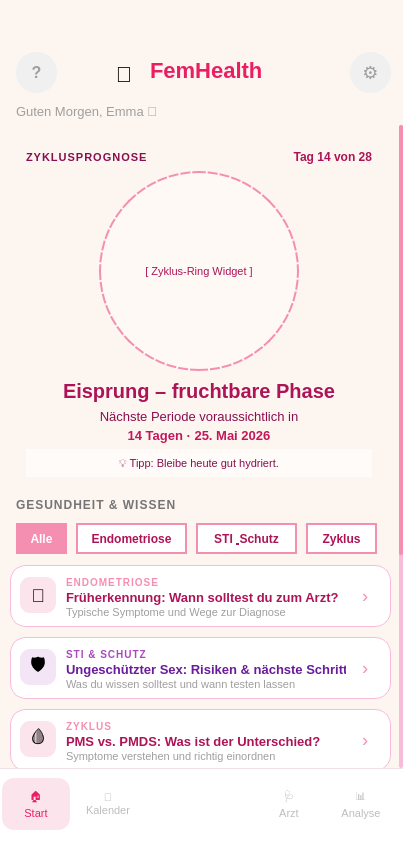
Old version of the form ms_app/src/ms_app/dashboard.ui in the repository katharina-wakal/AppProjekt2.
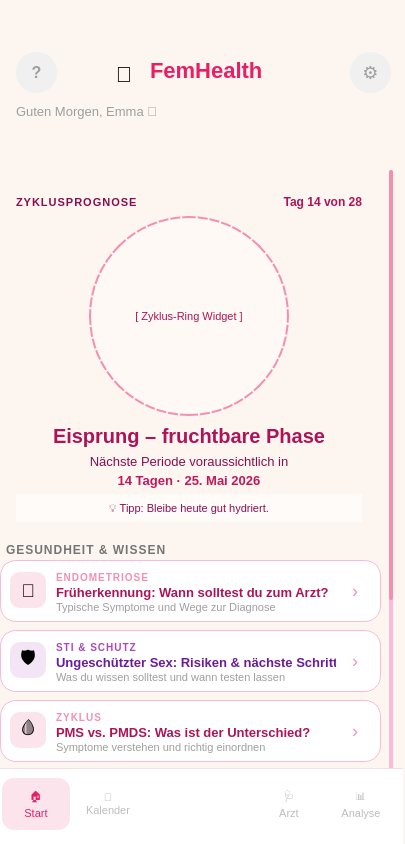
New version of the form.

Commit message: buttons zum filtern in dashboard gelöscht

Diff of the .ui file:
```diff
--- a/ms_app/src/ms_app/dashboard.ui
+++ b/ms_app/src/ms_app/dashboard.ui
@@ -3,7 +3,12 @@
  <class>FemHealthDashboard</class>
  <widget class="QWidget" name="FemHealthDashboard">
   <property name="geometry">
-   <rect><x>0</x><y>0</y><width>403</width><height>844</height></rect>
+   <rect>
+    <x>0</x>
+    <y>0</y>
+    <width>405</width>
+    <height>844</height>
+   </rect>
   </property>
   <property name="windowTitle">
    <string>FemHealth – Dashboard</string>
@@ -204,10 +209,20 @@
        → Scroll-Höhe = 844 - 125 - 76 = 643
   ══════════════════════════════════ -->
   <widget class="QScrollArea" name="scrollArea">
-   <property name="geometry"><rect><x>0</x><y>125</y><width>403</width><height>643</height></rect></property>
-   <property name="horizontalScrollBarPolicy"><enum>Qt::ScrollBarAlwaysOff</enum></property>
-   <property name="widgetResizable"><bool>false</bool></property>
-
+   <property name="geometry">
+    <rect>
+     <x>-10</x>
+     <y>170</y>
+     <width>403</width>
+     <height>643</height>
+    </rect>
+   </property>
+   <property name="horizontalScrollBarPolicy">
+    <enum>Qt::ScrollBarAlwaysOff</enum>
+   </property>
+   <property name="widgetResizable">
+    <bool>false</bool>
+   </property>
    <widget class="QWidget" name="scrollContents">
     <property name="geometry"><rect><x>0</x><y>0</y><width>403</width><height>960</height></rect></property>
 
@@ -260,38 +275,18 @@
      <property name="geometry"><rect><x>16</x><y>370</y><width>370</width><height>20</height></rect></property>
      <property name="text"><string>GESUNDHEIT &amp; WISSEN</string></property>
     </widget>
-
-    <!-- Filter-Chips -->
-    <widget class="QPushButton" name="chipAlle">
-     <property name="geometry"><rect><x>16</x><y>398</y><width>51</width><height>31</height></rect></property>
-     <property name="cursor"><cursorShape>PointingHandCursor</cursorShape></property>
-     <property name="text"><string>Alle</string></property>
-     <property name="checkable"><bool>true</bool></property>
-     <property name="checked"><bool>true</bool></property>
-    </widget>
-    <widget class="QPushButton" name="chipEndo">
-     <property name="geometry"><rect><x>76</x><y>398</y><width>111</width><height>31</height></rect></property>
-     <property name="cursor"><cursorShape>PointingHandCursor</cursorShape></property>
-     <property name="text"><string>Endometriose</string></property>
-     <property name="checkable"><bool>true</bool></property>
-    </widget>
-    <widget class="QPushButton" name="chipSTI">
-     <property name="geometry"><rect><x>196</x><y>398</y><width>101</width><height>31</height></rect></property>
-     <property name="cursor"><cursorShape>PointingHandCursor</cursorShape></property>
-     <property name="text"><string>STI &amp; Schutz</string></property>
-     <property name="checkable"><bool>true</bool></property>
-    </widget>
-    <widget class="QPushButton" name="chipZyklus">
-     <property name="geometry"><rect><x>306</x><y>398</y><width>71</width><height>31</height></rect></property>
-     <property name="cursor"><cursorShape>PointingHandCursor</cursorShape></property>
-     <property name="text"><string>Zyklus</string></property>
-     <property name="checkable"><bool>true</bool></property>
-    </widget>
-
-    <!-- News-Karte 1 -->
     <widget class="QFrame" name="newsCard1">
-     <property name="geometry"><rect><x>10</x><y>440</y><width>381</width><height>62</height></rect></property>
-     <property name="frameShape"><enum>QFrame::StyledPanel</enum></property>
+     <property name="geometry">
+      <rect>
+       <x>10</x>
+       <y>390</y>
+       <width>381</width>
+       <height>62</height>
+      </rect>
+     </property>
+     <property name="frameShape">
+      <enum>QFrame::StyledPanel</enum>
+     </property>
      <widget class="QLabel" name="newsIcon1">
       <property name="geometry"><rect><x>10</x><y>12</y><width>36</width><height>36</height></rect></property>
       <property name="styleSheet"><string>background:#FCE4EC;border-radius:10px;font-size:18px;</string></property>
@@ -318,8 +313,17 @@
 
     <!-- News-Karte 2 -->
     <widget class="QFrame" name="newsCard2">
-     <property name="geometry"><rect><x>10</x><y>512</y><width>381</width><height>62</height></rect></property>
-     <property name="frameShape"><enum>QFrame::StyledPanel</enum></property>
+     <property name="geometry">
+      <rect>
+       <x>10</x>
+       <y>460</y>
+       <width>381</width>
+       <height>62</height>
+      </rect>
+     </property>
+     <property name="frameShape">
+      <enum>QFrame::StyledPanel</enum>
+     </property>
      <widget class="QLabel" name="newsIcon2">
       <property name="geometry"><rect><x>10</x><y>12</y><width>36</width><height>36</height></rect></property>
       <property name="styleSheet"><string>background:#F3E5F5;border-radius:10px;font-size:18px;</string></property>
@@ -346,8 +350,17 @@
 
     <!-- News-Karte 3 -->
     <widget class="QFrame" name="newsCard3">
-     <property name="geometry"><rect><x>10</x><y>584</y><width>381</width><height>62</height></rect></property>
-     <property name="frameShape"><enum>QFrame::StyledPanel</enum></property>
+     <property name="geometry">
+      <rect>
+       <x>10</x>
+       <y>530</y>
+       <width>381</width>
+       <height>62</height>
+      </rect>
+     </property>
+     <property name="frameShape">
+      <enum>QFrame::StyledPanel</enum>
+     </property>
      <widget class="QLabel" name="newsIcon3">
       <property name="geometry"><rect><x>10</x><y>12</y><width>36</width><height>36</height></rect></property>
       <property name="styleSheet"><string>background:#FCE4EC;border-radius:10px;font-size:18px;</string></property>
```
Left out of the diff: 723 changed lines with no effect on the pictures. The commit also changes 1 other file.
